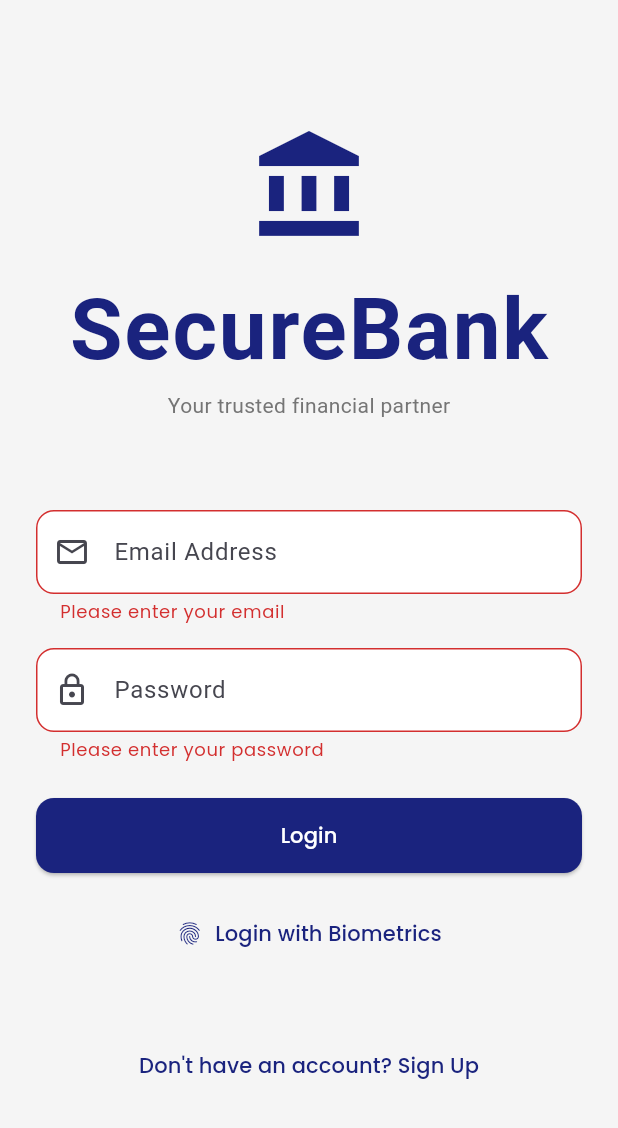
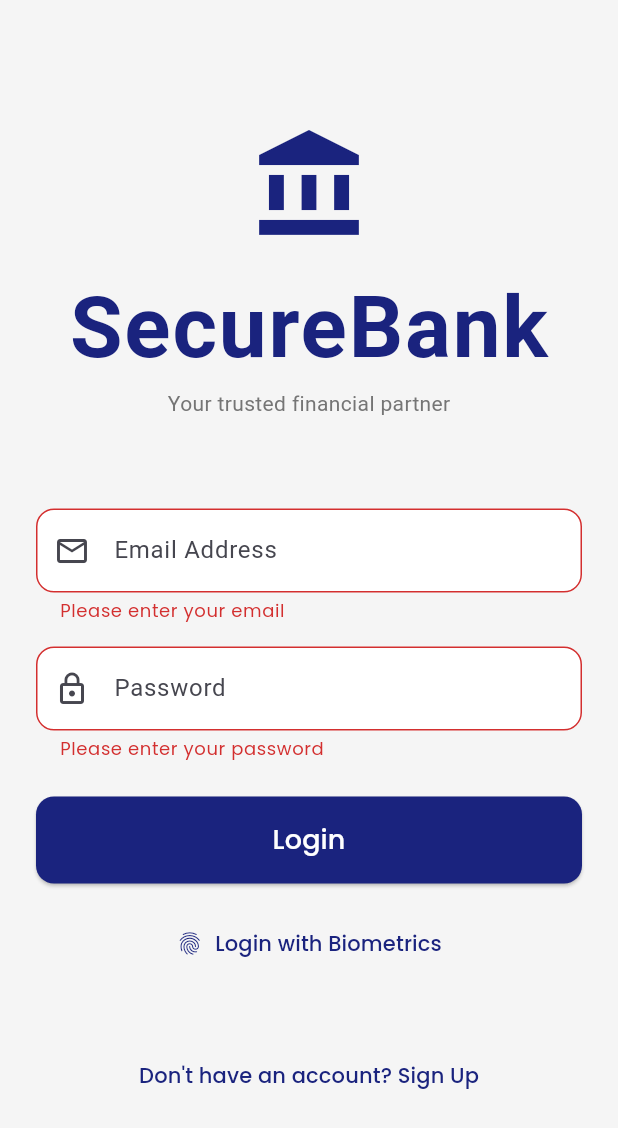
Before and after one commit to Aditya-Barua/BankingAppProject, a Flutter app: the screen it shows after launch, after a tap on "Login", on a phone screen of 412 x 824 dp. Shown: the top 1128 px of the screen. Run offline on Flutter 3.47's test engine with Material 3 defaults, Android fonts, the phone set to English and light mode, and no system bars; our stand-ins replace camera, cloud_firestore, firebase_auth, firebase_core, google_fonts, google_maps_flutter and 1 more; accounts and stored records are empty.

```diff
--- a/lib/features/auth/login_screen.dart
+++ b/lib/features/auth/login_screen.dart
@@ -2,6 +2,7 @@ import 'package:flutter/material.dart';
 import 'package:provider/provider.dart';
 import '../../services/auth/auth_service.dart';
 import '../../core/constants/colors.dart';
+import 'register_screen.dart';
 
 class LoginScreen extends StatefulWidget {
   const LoginScreen({super.key});
@@ -14,7 +15,6 @@ class _LoginScreenState extends State<LoginScreen> {
   final _formKey = GlobalKey<FormState>();
   final _emailController = TextEditingController();
   final _passwordController = TextEditingController();
-  bool _isLoading = false;
 
   @override
   void dispose() {
@@ -23,48 +23,61 @@ class _LoginScreenState extends State<LoginScreen> {
     super.dispose();
   }
 
+  // Email validation regex
+  bool _isValidEmail(String email) {
+    return RegExp(r'^[\w-\.]+@([\w-]+\.)+[\w-]{2,4}$').hasMatch(email);
+  }
+
   void _handleLogin() async {
     if (_formKey.currentState!.validate()) {
-      setState(() => _isLoading = true);
       try {
         await context.read<AuthService>().login(
-          _emailController.text,
+          _emailController.text.trim(),
           _passwordController.text,
         );
       } catch (e) {
+        if (mounted) {
           ScaffoldMessenger.of(context).showSnackBar(
-          SnackBar(content: Text('Login failed: $e')),
+            SnackBar(
+              content: Text(e.toString()),
+              backgroundColor: AppColors.error,
+            ),
           );
-      } finally {
-        if (mounted) setState(() => _isLoading = false);
+        }
       }
     }
   }
 
   void _handleBiometricAuth() async {
-    setState(() => _isLoading = true);
-    final success = await context.read<AuthService>().authenticateWithBiometrics();
+    final success = await context
+        .read<AuthService>()
+        .authenticateWithBiometrics();
     if (!success && mounted) {
       ScaffoldMessenger.of(context).showSnackBar(
-        const SnackBar(content: Text('Biometric authentication failed')),
+        const SnackBar(
+          content: Text('Biometric authentication failed'),
+          backgroundColor: AppColors.error,
+        ),
       );
     }
-    if (mounted) setState(() => _isLoading = false);
   }
 
   @override
   Widget build(BuildContext context) {
+    final authService = context.watch<AuthService>();
+
     return Scaffold(
       backgroundColor: AppColors.background,
       body: SafeArea(
+        child: Center(
           child: SingleChildScrollView(
             padding: const EdgeInsets.all(24.0),
             child: Form(
               key: _formKey,
               child: Column(
                 crossAxisAlignment: CrossAxisAlignment.center,
+                mainAxisAlignment: MainAxisAlignment.center,
                 children: [
-                const SizedBox(height: 60),
                   const Icon(
                     Icons.account_balance,
                     size: 80,
@@ -84,43 +97,63 @@ class _LoginScreenState extends State<LoginScreen> {
                     style: Theme.of(context).textTheme.bodyMedium,
                   ),
                   const SizedBox(height: 60),
+                  // Email Field
                   TextFormField(
                     controller: _emailController,
                     decoration: const InputDecoration(
                       hintText: 'Email Address',
                       prefixIcon: Icon(Icons.email_outlined),
+                      border: OutlineInputBorder(),
                     ),
                     keyboardType: TextInputType.emailAddress,
                     validator: (value) {
-                    if (value == null || value.isEmpty) return 'Please enter your email';
-                    if (!value.contains('@')) return 'Please enter a valid email';
+                      if (value == null || value.isEmpty)
+                        return 'Please enter your email';
+                      if (!_isValidEmail(value.trim()))
+                        return 'Please enter a valid email format';
                       return null;
                     },
                   ),
                   const SizedBox(height: 16),
+                  // Password Field
                   TextFormField(
                     controller: _passwordController,
                     decoration: const InputDecoration(
                       hintText: 'Password',
                       prefixIcon: Icon(Icons.lock_outline),
+                      border: OutlineInputBorder(),
                     ),
                     obscureText: true,
                     validator: (value) {
-                    if (value == null || value.isEmpty) return 'Please enter your password';
-                    if (value.length < 6) return 'Password must be at least 6 characters';
+                      if (value == null || value.isEmpty)
+                        return 'Please enter your password';
+                      if (value.length < 6)
+                        return 'Password must be at least 6 characters';
                       return null;
                     },
                   ),
                   const SizedBox(height: 24),
-                _isLoading
-                    ? const CircularProgressIndicator()
-                    : ElevatedButton(
-                        onPressed: _handleLogin,
-                        child: const Text('Login'),
+                  // Login Button
+                  SizedBox(
+                    width: double.infinity,
+                    child: ElevatedButton(
+                      onPressed: authService.isLoading ? null : _handleLogin,
+                      style: ElevatedButton.styleFrom(
+                        padding: const EdgeInsets.symmetric(vertical: 16),
+                        backgroundColor: AppColors.primary,
+                        foregroundColor: Colors.white,
+                      ),
+                      child: authService.isLoading
+                          ? const CircularProgressIndicator(color: Colors.white)
+                          : const Text('Login', style: TextStyle(fontSize: 18)),
+                    ),
                   ),
                   const SizedBox(height: 16),
+                  // Biometric Login Button
                   TextButton(
-                  onPressed: _handleBiometricAuth,
+                    onPressed: authService.isLoading
+                        ? null
+                        : _handleBiometricAuth,
                     child: Row(
                       mainAxisSize: MainAxisSize.min,
                       children: const [
@@ -131,9 +164,15 @@ class _LoginScreenState extends State<LoginScreen> {
                     ),
                   ),
                   const SizedBox(height: 40),
+                  // Sign Up Link
                   TextButton(
                     onPressed: () {
-                    // Navigate to sign up
+                      Navigator.push(
+                        context,
+                        MaterialPageRoute(
+                          builder: (context) => const RegisterScreen(),
+                        ),
+                      );
                     },
                     child: const Text('Don\'t have an account? Sign Up'),
                   ),
@@ -142,6 +181,7 @@ class _LoginScreenState extends State<LoginScreen> {
             ),
           ),
         ),
+      ),
     );
   }
 }
--- a/lib/main.dart
+++ b/lib/main.dart
@@ -6,10 +6,33 @@ import 'features/dashboard/dashboard_screen.dart';
 import 'services/auth/auth_service.dart';
 import 'core/providers/bank_provider.dart';
 
+import 'package:firebase_core/firebase_core.dart';
+import 'package:flutter/foundation.dart';
+
 void main() async {
   WidgetsFlutterBinding.ensureInitialized();
-  // Initialize Firebase here when ready
-  // await Firebase.initializeApp();
+
+  try {
+    if (kIsWeb) {
+      // For Web, you MUST provide your Firebase configuration here
+      // You can find this in your Firebase Console -> Project Settings -> General -> Your Apps -> Web App
+      await Firebase.initializeApp(
+        options: const FirebaseOptions(
+          apiKey: "AIzaSyDivUAhmEFN0zDKk20WOeoQaGIlepHTvww",
+          appId: "1:733344360667:web:4940c97b66f046c774c4fe",
+          messagingSenderId: "733344360667",
+          projectId: "banking-app-b193e",
+          storageBucket: "banking-app-b193e.firebasestorage.app",
+          authDomain: "banking-app-b193e.firebaseapp.com",
+        ),
+      );
+    } else {
+      // On Mobile (Android/iOS), it reads from google-services.json or GoogleService-Info.plist
+      await Firebase.initializeApp();
+    }
+  } catch (e) {
+    debugPrint('Firebase initialization error: $e');
+  }
 
   runApp(
     MultiProvider(
```
Also changed, not shown: lib/core/providers/bank_provider.dart (+38 -50 lines), lib/features/auth/register_screen.dart (added, +214 -0 lines), lib/features/dashboard/dashboard_screen.dart (+6 -4 lines), lib/services/auth/auth_service.dart (+90 -24 lines), pubspec.yaml (+9 -73 lines), pubspec.lock, 5 other files. Lines whose indentation alone changed are shown as unchanged.
